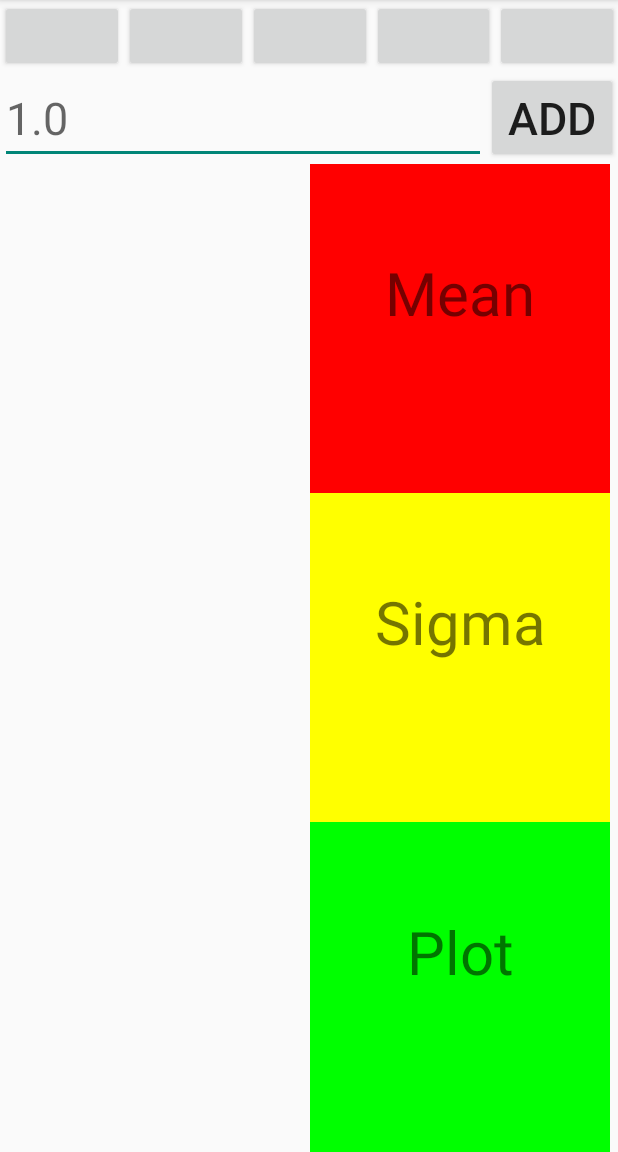
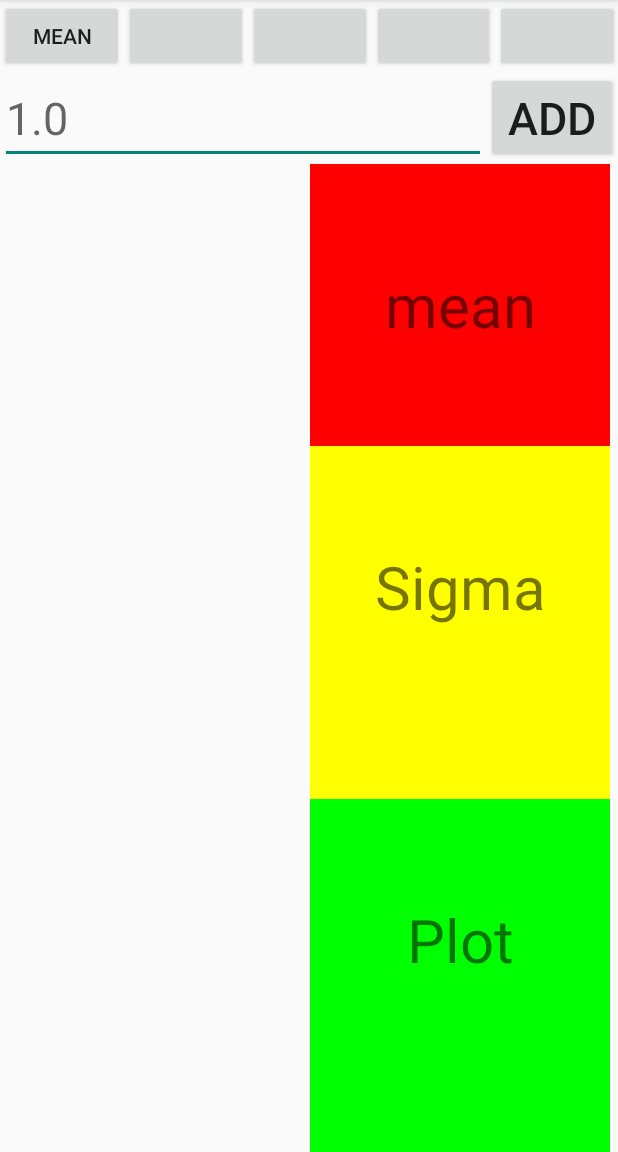
Before and after one commit to REVProfumo/AntibesByBus, an Android app: the screen it shows after launch (New_set), after a tap on "NEW", on a phone screen of 412 x 824 dp, the part 84-1236 px from its top. Run offline under Robolectric (Android 15) with nearby library versions, the phone set to English and light mode, and no system bars.

Commit message:
example version of average button

```diff
--- a/Formulas/app/src/main/java/com/mycompany/formulas/New_set.java
+++ b/Formulas/app/src/main/java/com/mycompany/formulas/New_set.java
@@ -30,6 +30,7 @@ public class New_set extends AppCompatActivity {
     private OnClickListener onClick2;
     private KeyListener listener;
     private KeyListener nonnulllistener;
+    public TextView mean;
 
     public static int integer = 0;
 
@@ -37,6 +38,10 @@ public class New_set extends AppCompatActivity {
     public void onCreate(Bundle savedInstanceState) {
         super.onCreate(savedInstanceState);
         setContentView(R.layout.new_set);
+
+        TextView mean = (TextView)this.findViewById(R.id.average);
+        mean.setText("mean");
+
         mLayout = (TableLayout) findViewById(R.id.hints);
         mEditText = (EditText) findViewById(R.id.add_hint);
 
@@ -119,7 +124,11 @@ public class New_set extends AppCompatActivity {
 
         btn2.setOnClickListener( onClick2 );
 
-
+    }
+    public void average(View v)
+    {
+        TextView tv = (TextView)findViewById(R.id.average);
+        tv.setText(tv.getText()+"\n 11");
     }
 
 }
--- a/Formulas/app/src/main/res/layout/new_set.xml
+++ b/Formulas/app/src/main/res/layout/new_set.xml
@@ -10,7 +10,10 @@
         <Button
             android:layout_width="wrap_content"
             android:layout_weight=".2"
-            android:layout_height="wrap_content"/>
+            android:layout_height="wrap_content"
+            android:onClick="average"
+            android:text="Mean"
+            />
 
         <Button
             android:layout_width="wrap_content"
@@ -82,11 +85,11 @@
             android:layout_width="200dp"
                 android:layout_weight="0.3"
             android:layout_height="wrap_content"
-            android:text="Mean\n"
                 android:textSize="40dp" android:layout_gravity="right"
                 android:layout_marginRight="5dp"
                 android:background="#FFFF0000"
-                android:gravity="center"/>
+                android:gravity="center"
+                android:id="@+id/average"/>
             <TextView
                 android:layout_width="200dp"
                 android:layout_height="wrap_content"
```
